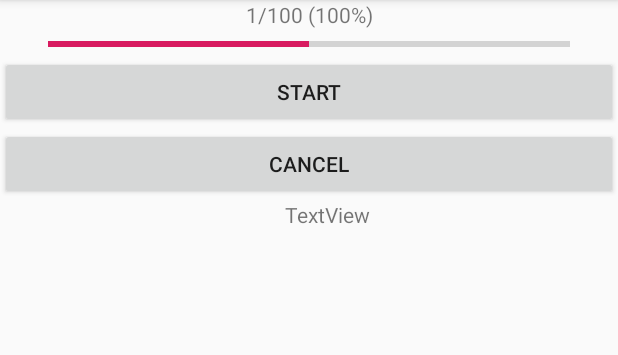
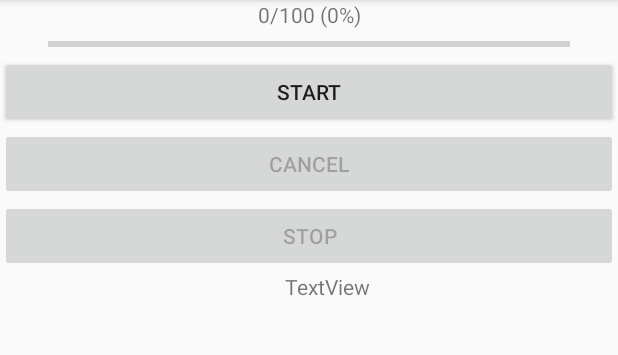
Before and after one commit to ihaiucom/learn.AndroidThreadDowanZip, an Android app: the screen it shows after launch (MainActivity), on a phone screen of 412 x 824 dp, the part 84-439 px from its top. Run offline under Robolectric (Android 15) with nearby library versions, the phone set to English and light mode, and no system bars; libraries missing offline, so code that uses them is left out: com.arialyy.annotations, com.arialyy.aria; pictures from the network do not load; 2 statements that could not run were skipped.

Commit message:
ThreadDownload Aria

```diff
--- a/AndroidThreadDowanZip/app/build.gradle
+++ b/AndroidThreadDowanZip/app/build.gradle
@@ -25,4 +25,9 @@ dependencies {
     testImplementation 'junit:junit:4.12'
     androidTestImplementation 'com.android.support.test:runner:1.0.2'
     androidTestImplementation 'com.android.support.test.espresso:espresso-core:3.0.2'
+    // 多线程断点下载工具
+    annotationProcessor 'com.arialyy.aria:aria-compiler:3.5.1'
+    compile('com.arialyy.aria:aria-core:3.5.1'){
+        exclude group: 'com.android.support'
+    }
 }
--- a/AndroidThreadDowanZip/app/src/main/AndroidManifest.xml
+++ b/AndroidThreadDowanZip/app/src/main/AndroidManifest.xml
@@ -1,6 +1,10 @@
 <?xml version="1.0" encoding="utf-8"?>
 <manifest xmlns:android="http://schemas.android.com/apk/res/android"
     package="com.ihaiu.androidthreaddowanzip">
+    <uses-permission android:name="android.permission.MOUNT_UNMOUNT_FILESYSTEMS"/>
+    <uses-permission android:name="android.permission.INTERNET"/>
+    <uses-permission android:name="android.permission.WRITE_EXTERNAL_STORAGE"/>
+    <uses-permission android:name="android.permission.ACCESS_NETWORK_STATE"/>
 
     <application
         android:allowBackup="true"
--- a/AndroidThreadDowanZip/app/src/main/java/com/ihaiu/androidthreaddowanzip/MainActivity.java
+++ b/AndroidThreadDowanZip/app/src/main/java/com/ihaiu/androidthreaddowanzip/MainActivity.java
@@ -1,11 +1,9 @@
 package com.ihaiu.androidthreaddowanzip;
 
-import android.content.Context;
 import android.support.v7.app.AppCompatActivity;
 import android.os.Bundle;
 
-import com.ihaiu.androidthreaddowanzip.com.ihaiu.androidthreaddowanzip.learnthreads.LearnTask;
-import com.ihaiu.androidthreaddowanzip.com.ihaiu.androidthreaddowanzip.learnthreads.LearnThreadMain;
+import com.ihaiu.androidthreaddowanzip.aria.LearnAria;
 
 public class MainActivity extends AppCompatActivity {
 
@@ -15,6 +13,8 @@ public class MainActivity extends AppCompatActivity {
         setContentView(R.layout.activity_main);
         // 学习线程
 //        new LearnThreadMain(this).run();
-        new LearnTask().setContext(this).init();
+//        new LearnTask().setContext(this).init();
+        new LearnAria().setContext(this).init();
     }
+
 }
--- /dev/null
+++ b/AndroidThreadDowanZip/app/src/main/java/com/ihaiu/androidthreaddowanzip/aria/LearnAria.java
@@ -0,0 +1,189 @@
+package com.ihaiu.androidthreaddowanzip.aria;
+
+import android.support.v7.app.AppCompatActivity;
+import android.util.Log;
+import android.view.View;
+import android.widget.Button;
+import android.widget.ProgressBar;
+import android.widget.TextView;
+
+import com.arialyy.annotations.Download;
+import com.arialyy.aria.core.Aria;
+import com.arialyy.aria.core.download.DownloadTask;
+import com.ihaiu.androidthreaddowanzip.R;
+
+
+public class LearnAria
+{
+
+    public AppCompatActivity context;
+
+
+    public LearnAria setContext(AppCompatActivity context)
+    {
+        this.context = context;
+        return  this;
+    }
+
+    public String TAG = "LearnAria";
+    public String DOWNLOAD_URL = "https://ldc.layabox.com/download/1.8.0/win/LayaAirIDE_beta.zip";
+    public String DOWNLOAD_PATH = "/data/data/com.ihaiu.androidthreaddowanzip/files/xxx";
+
+    public Button startButton;
+    public Button cancelButton;
+    public Button stopButton;
+    public ProgressBar progressBar;
+    public TextView progressText;
+    public TextView resultText;
+    private LearnAria instance;
+
+
+    public void unRegister() {
+        Aria.download(this).unRegister();
+    }
+
+    public LearnAria init()
+    {
+        instance = this;
+        DOWNLOAD_PATH = context.getFilesDir().getPath() + "/" + DOWNLOAD_URL.substring(DOWNLOAD_URL.lastIndexOf('/')+1);
+        Log.i(TAG, "DOWNLOAD_URL=" + DOWNLOAD_URL);
+        Log.i(TAG, "DOWNLOAD_PATH=" + DOWNLOAD_PATH);
+
+
+        Aria.init(context);
+        Aria.download(this).register();
+
+
+
+        startButton = context.findViewById(R.id.startButton);
+        cancelButton = context.findViewById(R.id.cancelButton);
+        stopButton = context.findViewById(R.id.stopButton);
+        progressBar = context.findViewById(R.id.progressBar);
+        progressText = context.findViewById(R.id.progressText);
+        resultText = context.findViewById(R.id.resutText);
+
+        setButtonState(true);
+
+        startButton.setOnClickListener(new View.OnClickListener()
+        {
+            @Override
+            public void onClick(View v)
+            {
+                Aria.download(instance)
+                        .load(DOWNLOAD_URL)     //读取下载地址
+                        .setDownloadPath(DOWNLOAD_PATH) //设置文件保存的完整路径
+                        .start();   //启动下载
+            }
+        });
+
+        stopButton.setOnClickListener(new View.OnClickListener()
+        {
+            @Override
+            public void onClick(View v)
+            {
+                Aria.download(instance).load(DOWNLOAD_URL).stop();
+            }
+        });
+
+        cancelButton.setOnClickListener(new View.OnClickListener()
+        {
+            @Override
+            public void onClick(View v)
+            {
+                Aria.download(this).load(DOWNLOAD_URL).cancel();
+            }
+        });
+        return this;
+    }
+
+
+    @Download.onWait
+    protected void onWait(DownloadTask task)
+    {
+        Log.d(TAG, "wait ==> " + task.getDownloadEntity().getFileName());
+    }
+
+    @Download.onPre
+    protected void onPre(DownloadTask task)
+    {
+        Log.d(TAG, "onPre");
+    }
+
+
+    @Download.onTaskPre
+    public void onTaskPre(DownloadTask task)
+    {
+        setButtonState(false);
+        progressBar.setProgress(0);
+        progressBar.setMax(100);
+        progressText.setText("0%");
+
+    }
+
+    @Download.onTaskStart
+    protected void taskStart(DownloadTask task)
+    {
+        Log.d(TAG, "onStart");
+    }
+
+
+    @Download.onTaskRunning
+    protected void running(DownloadTask task) {
+        if(task.getKey().equals(DOWNLOAD_URL))
+        {
+        }
+
+        int percent = task.getPercent();  //任务进度百分比
+        String speed = task.getConvertSpeed();  //转换单位后的下载速度，单位转换需要在配置文件中打开
+        long speed1 = task.getSpeed(); //原始byte长度速度
+
+
+        progressBar.setProgress(percent);
+        progressText.setText(String.format("%d%% (%s/%s  %s)", percent, task.getConvertCurrentProgress(), task.getConvertFileSize() , speed));
+    }
+
+    @Download.onTaskComplete
+    public void taskComplete(DownloadTask task)
+    {
+        //在这里处理任务完成的状态
+        progressBar.setProgress(100);
+        progressText.setText(String.format("%d%%", 100));
+        resultText.setText("下载完成");
+        setButtonState(true);
+    }
+
+
+    @Download.onTaskStop
+    public void onTaskStop(DownloadTask task)
+    {
+        resultText.setText("停止下载");
+        setButtonState(true);
+    }
+
+    @Download.onTaskCancel
+    public void onTaskCancel(DownloadTask task)
+    {
+        resultText.setText("取消下载");
+        setButtonState(true);
+    }
+
+    @Download.onTaskResume
+    public void taskResume(DownloadTask task)
+    {
+        Log.d(TAG, "resume");
+    }
+
+    @Download.onTaskFail
+    void taskFail(DownloadTask task)
+    {
+        Log.d(TAG, "fail");
+    }
+
+
+
+    private void setButtonState(boolean startEnable) {
+        startButton.setEnabled(startEnable);
+        cancelButton.setEnabled(!startEnable);
+        stopButton.setEnabled(!startEnable);
+    }
+}
--- a/AndroidThreadDowanZip/app/src/main/java/com/ihaiu/androidthreaddowanzip/com/ihaiu/androidthreaddowanzip/learnthreads/CustomTask.java
+++ b/AndroidThreadDowanZip/app/src/main/java/com/ihaiu/androidthreaddowanzip/learnthreads/CustomTask.java
@@ -1,4 +1,4 @@
-package com.ihaiu.androidthreaddowanzip.com.ihaiu.androidthreaddowanzip.learnthreads;
+package com.ihaiu.androidthreaddowanzip.learnthreads;
 
 import android.content.Context;
 import android.os.AsyncTask;
--- a/AndroidThreadDowanZip/app/src/main/java/com/ihaiu/androidthreaddowanzip/com/ihaiu/androidthreaddowanzip/learnthreads/CustomThreadA.java
+++ b/AndroidThreadDowanZip/app/src/main/java/com/ihaiu/androidthreaddowanzip/learnthreads/CustomThreadA.java
@@ -1,4 +1,4 @@
-package com.ihaiu.androidthreaddowanzip.com.ihaiu.androidthreaddowanzip.learnthreads;
+package com.ihaiu.androidthreaddowanzip.learnthreads;
 
 import android.content.Context;
 import android.os.Handler;
--- a/AndroidThreadDowanZip/app/src/main/java/com/ihaiu/androidthreaddowanzip/com/ihaiu/androidthreaddowanzip/learnthreads/CustomThreadB.java
+++ b/AndroidThreadDowanZip/app/src/main/java/com/ihaiu/androidthreaddowanzip/learnthreads/CustomThreadB.java
@@ -1,4 +1,4 @@
-package com.ihaiu.androidthreaddowanzip.com.ihaiu.androidthreaddowanzip.learnthreads;
+package com.ihaiu.androidthreaddowanzip.learnthreads;
 
 import android.content.Context;
 import android.os.Handler;
--- a/AndroidThreadDowanZip/app/src/main/java/com/ihaiu/androidthreaddowanzip/com/ihaiu/androidthreaddowanzip/learnthreads/LearnThreadMain.java
+++ b/AndroidThreadDowanZip/app/src/main/java/com/ihaiu/androidthreaddowanzip/learnthreads/LearnThreadMain.java
@@ -1,10 +1,6 @@
-package com.ihaiu.androidthreaddowanzip.com.ihaiu.androidthreaddowanzip.learnthreads;
+package com.ihaiu.androidthreaddowanzip.learnthreads;
 
 import android.content.Context;
-import android.util.Log;
-import android.widget.Button;
-import android.widget.ProgressBar;
-import android.widget.TextView;
 
 /**
  * 学习线程
--- /dev/null
+++ b/AndroidThreadDowanZip/app/src/main/java/com/ihaiu/androidthreaddowanzip/zip/LearnZip.java
@@ -0,0 +1,6 @@
+package com.ihaiu.androidthreaddowanzip.zip;
+
+public class LearnZip
+{
+
+}
--- a/AndroidThreadDowanZip/app/src/main/res/layout/activity_main.xml
+++ b/AndroidThreadDowanZip/app/src/main/res/layout/activity_main.xml
@@ -18,7 +18,7 @@
         android:layout_width="match_parent"
         android:layout_height="wrap_content"
         android:layout_marginBottom="2dp"
-        android:text="1/100 (100%)"
+        android:text="0/100 (0%)"
         android:textAlignment="center"
         app:layout_constraintBottom_toBottomOf="parent"
         app:layout_constraintHorizontal_bias="0.538"
@@ -36,8 +36,9 @@
         android:layout_marginLeft="32dp"
         android:layout_marginEnd="32dp"
         android:layout_marginRight="32dp"
+        android:indeterminate="false"
         android:max="100"
-        android:progress="50"
+        android:progress="0"
         app:layout_constraintEnd_toEndOf="parent"
         app:layout_constraintStart_toStartOf="parent" />
 
@@ -53,6 +54,12 @@
         android:layout_height="wrap_content"
         android:text="Cancel" />
 
+    <Button
+        android:id="@+id/stopButton"
+        android:layout_width="match_parent"
+        android:layout_height="wrap_content"
+        android:text="Stop" />
+
     <TextView
         android:id="@+id/resutText"
         android:layout_width="match_parent"
```
Also changed, not shown: AndroidThreadDowanZip/app/src/main/assets/aria_config.xml (added, +106 -0 lines), AndroidThreadDowanZip/app/src/main/java/com/ihaiu/androidthreaddowanzip/learnthreads/LearnTask.java (renamed from AndroidThreadDowanZip/app/src/main/java/com/ihaiu/androidthreaddowanzip/com/ihaiu/androidthreaddowanzip/learnthreads/LearnTask.java, +26 -8 lines), 1 other file.
